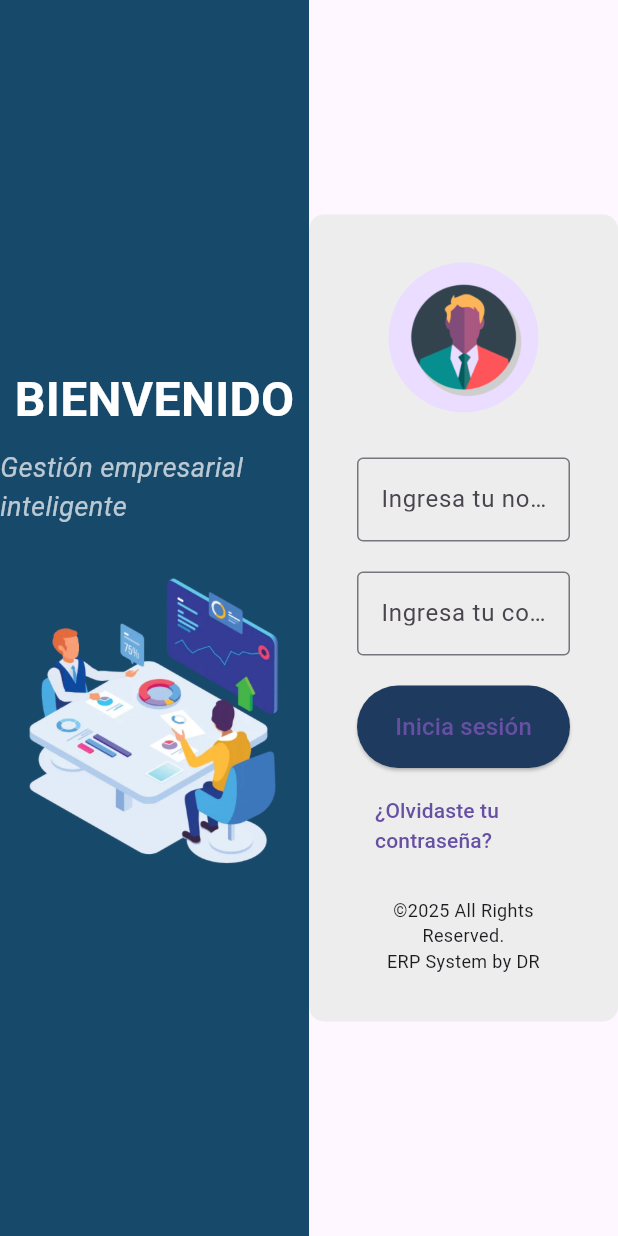
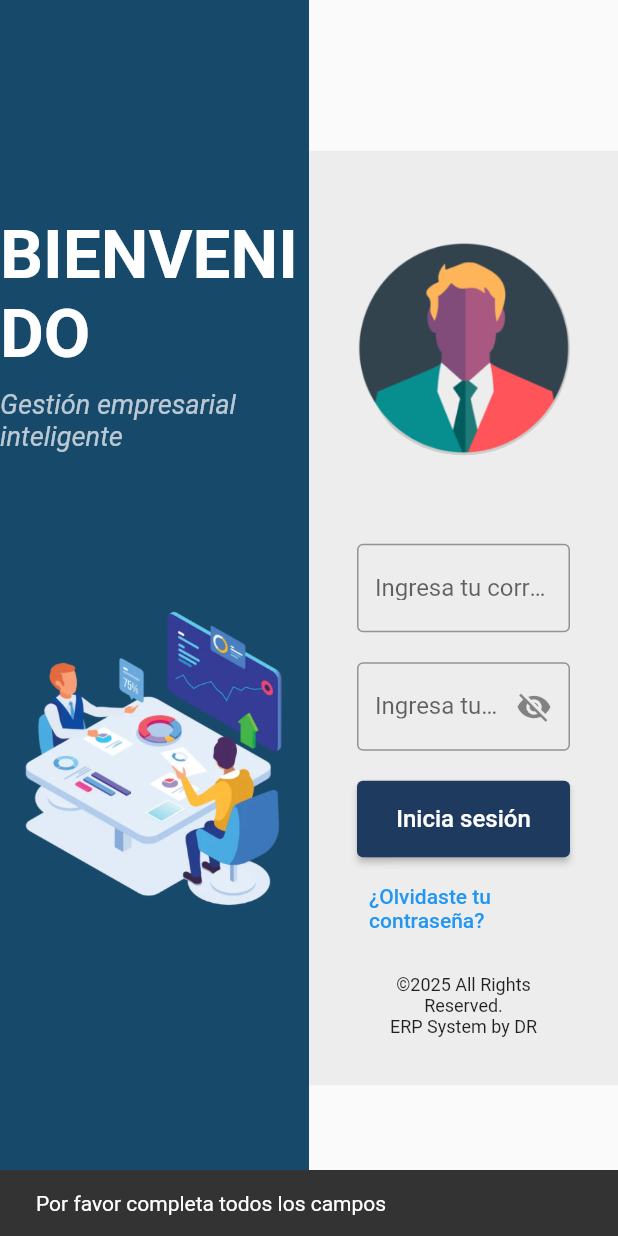
Before and after one commit to Esmeralda-Velazquez/ERP360, a Flutter app: the screen it shows after launch, after a tap on "Inicia sesión", on a phone screen of 412 x 824 dp. Run offline on Flutter 3.47's test engine with Material 3 defaults, Android fonts, the phone set to English and light mode, and no system bars; our stand-ins replace shared_preferences.

Commit message:
Login con WS

```diff
--- a/lib/LoginScreen.dart
+++ /dev/null
@@ -1,128 +0,0 @@
-import 'package:flutter/material.dart';
-
-class LoginScreen extends StatelessWidget {
-  const LoginScreen({super.key});
-
-  @override
-  Widget build(BuildContext context) {
-    return Scaffold(
-      body: Row(
-        children: [
-          // Columna izquierda
-          Expanded(
-            flex: 1,
-            child: columnLeft(),
-          ),
-
-          // Columna derecha
-          Expanded(
-            flex: 1,
-            child: Center(
-              child: columnRifth(),
-            ),
-          ),
-        ],
-      ),
-    );
-  }
-
-  Container columnRifth() {
-    return Container(
-      width: 400,
-      padding: const EdgeInsets.all(32),
-      decoration: BoxDecoration(
-        color: const Color(0xFFEDEDED),
-        borderRadius: BorderRadius.circular(10),
-      ),
-      child: Column(
-        mainAxisSize: MainAxisSize.min,
-        children: [
-          const CircleAvatar(
-            radius: 50,
-            backgroundImage: AssetImage(
-                'assets/avatar.png'), // Asegúrate de tener esta imagen
-          ),
-          const SizedBox(height: 30),
-          TextField(
-            decoration: InputDecoration(
-              labelText: 'Ingresa tu nombre de usuario',
-              border: OutlineInputBorder(),
-              hintText: 'Admin',
-            ),
-          ),
-          const SizedBox(height: 20),
-          TextField(
-            obscureText: true,
-            decoration: InputDecoration(
-              labelText: 'Ingresa tu contraseña',
-              border: OutlineInputBorder(),
-              hintText: '********',
-            ),
-          ),
-          const SizedBox(height: 20),
-          SizedBox(
-            width: double.infinity,
-            child: ElevatedButton(
-              onPressed: () {},
-              style: ElevatedButton.styleFrom(
-                padding: const EdgeInsets.symmetric(vertical: 16),
-                backgroundColor: const Color(0xFF1E3A5F),
-              ),
-              child: const Text(
-                'Inicia sesión',
-                style: TextStyle(fontSize: 16),
-              ),
-            ),
-          ),
-          const SizedBox(height: 10),
-          TextButton(
-            onPressed: () {},
-            child: const Text('¿Olvidaste tu contraseña?'),
-          ),
-          const SizedBox(height: 20),
-          const Text(
-            '©2025 All Rights Reserved.\nERP System by DR',
-            textAlign: TextAlign.center,
-            style: TextStyle(fontSize: 12),
-          ),
-        ],
-      ),
-    );
-  }
-
-  Container columnLeft() {
-    return Container(
-      color: const Color(0xFF17496B), // Azul oscuro
-      child: Center(
-        child: Column(
-          mainAxisSize: MainAxisSize.min,
-          children: [
-            const Text(
-              "BIENVENIDO",
-              style: TextStyle(
-                color: Colors.white,
-                fontSize: 32,
-                fontWeight: FontWeight.bold,
-              ),
-            ),
-            const SizedBox(height: 10),
-            const Text(
-              "Gestión empresarial inteligente",
-              style: TextStyle(
-                color: Colors.white70,
-                fontSize: 18,
-                fontStyle: FontStyle.italic,
-              ),
-            ),
-            const SizedBox(height: 30),
-            SizedBox(
-              height: 200,
-              child: Image.asset(
-                  'assets/illustration.png'), // Asegúrate de tener la imagen
-            ),
-          ],
-        ),
-      ),
-    );
-  }
-}
--- a/lib/main.dart
+++ b/lib/main.dart
@@ -1,8 +1,21 @@
 import 'package:flutter/material.dart';
-import 'package:erpraf/LoginScreen.dart';
+import 'package:provider/provider.dart';
+import 'package:shared_preferences/shared_preferences.dart';
+
+import 'package:erpraf/controllers/AuthProvider.dart';
+import 'package:erpraf/views/LoginScreen.dart';
+import 'package:erpraf/views/HomeScreen.dart'; // 👈 Asegúrate de importar
+// Puedes crear una pantalla temporal tipo splash si gustas
 
 void main() {
-  runApp(const MyApp());
+  runApp(
+    MultiProvider(
+      providers: [
+        ChangeNotifierProvider(create: (_) => AuthProvider()),
+      ],
+      child: const MyApp(),
+    ),
+  );
 }
 
 class MyApp extends StatelessWidget {
@@ -12,11 +25,43 @@ class MyApp extends StatelessWidget {
   Widget build(BuildContext context) {
     return MaterialApp(
       debugShowCheckedModeBanner: false,
-      title: 'Flutter Demo',
+      title: 'ERP RAF',
       theme: ThemeData(
-        useMaterial3: true,
+        useMaterial3: false,
       ),
-      home: const LoginScreen(),
+      home: const SessionChecker(),
     );
   }
 }
+
+// 🔍 Verifica si hay sesión activa
+class SessionChecker extends StatefulWidget {
+  const SessionChecker({super.key});
+
+  @override
+  State<SessionChecker> createState() => _SessionCheckerState();
+}
+
+class _SessionCheckerState extends State<SessionChecker> {
+  late Widget _screen = const Scaffold(body: Center(child: CircularProgressIndicator()));
+
+  @override
+  void initState() {
+    super.initState();
+    _checkSession();
+  }
+
+  Future<void> _checkSession() async {
+    final prefs = await SharedPreferences.getInstance();
+    final isLoggedIn = prefs.getBool('isLoggedIn') ?? false;
+
+    setState(() {
+      _screen = isLoggedIn ? const HomeScreen() : const LoginScreen();
+    });
+  }
+
+  @override
+  Widget build(BuildContext context) {
+    return _screen;
+  }
+}
--- /dev/null
+++ b/lib/models/LoginRequest.dart
@@ -0,0 +1,11 @@
+class LoginRequest {
+  final String email;
+  final String password;
+
+  LoginRequest({required this.email, required this.password});
+
+  Map<String, dynamic> toJson() => {
+        'email': email,
+        'password': password,
+      };
+}
--- /dev/null
+++ b/lib/views/LoginScreen.dart
@@ -0,0 +1,168 @@
+import 'package:erpraf/controllers/AuthProvider.dart';
+import 'package:flutter/material.dart';
+import 'package:provider/provider.dart';
+import 'package:erpraf/views/HomeScreen.dart';
+import 'package:erpraf/widgets/PasswordFile.dart';
+import 'package:shared_preferences/shared_preferences.dart';
+
+class LoginScreen extends StatefulWidget {
+  const LoginScreen({super.key});
+
+  @override
+  State<LoginScreen> createState() => _LoginScreenState();
+}
+
+class _LoginScreenState extends State<LoginScreen> {
+  final TextEditingController _emailController = TextEditingController();
+  final TextEditingController _passwordController = TextEditingController();
+  bool _isLoading = false;
+
+  @override
+  Widget build(BuildContext context) {
+    return Scaffold(
+      body: Row(
+        children: [
+          Expanded(flex: 1, child: columnLeft()),
+          Expanded(flex: 1, child: Center(child: columnRight(context))),
+        ],
+      ),
+    );
+  }
+
+  Widget columnRight(BuildContext context) {
+    return Container(
+      width: 400,
+      padding: const EdgeInsets.all(32),
+      decoration: BoxDecoration(
+        color: const Color(0xFFEDEDED),
+        borderRadius: BorderRadius.circular(0),
+      ),
+      child: Column(
+        mainAxisSize: MainAxisSize.min,
+        children: [
+          const CircleAvatar(
+            radius: 100,
+            backgroundColor: Colors.transparent,
+            backgroundImage: AssetImage('assets/avatar.png'),
+          ),
+          const SizedBox(height: 30),
+          TextField(
+            controller: _emailController,
+            decoration: const InputDecoration(
+              labelText: 'Ingresa tu correo electronico',
+              border: OutlineInputBorder(),
+              hintText: 'ejemplo@erp.com',
+            ),
+          ),
+          const SizedBox(height: 20),
+          PasswordField(controller: _passwordController),
+          const SizedBox(height: 20),
+          SizedBox(
+            width: double.infinity,
+            child: ElevatedButton(
+              onPressed: _isLoading
+                  ? null
+                  : () {
+                      // Usa el context directamente del widget padre, no de esta función
+                      _login();
+                    },
+              style: ElevatedButton.styleFrom(
+                padding: const EdgeInsets.symmetric(vertical: 16),
+                backgroundColor: const Color(0xFF1E3A5F),
+              ),
+              child: _isLoading
+                  ? const CircularProgressIndicator(color: Colors.white)
+                  : const Text(
+                      'Inicia sesión',
+                      style: TextStyle(fontSize: 16),
+                    ),
+            ),
+          ),
+          const SizedBox(height: 10),
+          TextButton(
+            onPressed: () {},
+            child: const Text('¿Olvidaste tu contraseña?'),
+          ),
+          const SizedBox(height: 20),
+          const Text(
+            '©2025 All Rights Reserved.\nERP System by DR',
+            textAlign: TextAlign.center,
+            style: TextStyle(fontSize: 12),
+          ),
+        ],
+      ),
+    );
+  }
+
+  Widget columnLeft() {
+    return Container(
+      color: const Color(0xFF17496B),
+      child: Center(
+        child: Column(
+          mainAxisSize: MainAxisSize.min,
+          children: [
+            const Text(
+              "BIENVENIDO",
+              style: TextStyle(
+                  color: Colors.white,
+                  fontSize: 45,
+                  fontWeight: FontWeight.bold),
+            ),
+            const SizedBox(height: 10),
+            const Text(
+              "Gestión empresarial inteligente",
+              style: TextStyle(
+                  color: Colors.white70,
+                  fontSize: 18,
+                  fontStyle: FontStyle.italic),
+            ),
+            const SizedBox(height: 30),
+            SizedBox(
+              height: 350,
+              child: Image.asset('assets/illustration.png'),
+            ),
+          ],
+        ),
+      ),
+    );
+  }
+
+Future<void> _login() async {
+  final email = _emailController.text.trim();
+  final password = _passwordController.text.trim();
+
+  if (email.isEmpty || password.isEmpty) {
+    ScaffoldMessenger.of(context).showSnackBar(
+      const SnackBar(content: Text('Por favor completa todos los campos')),
+    );
+    return;
+  }
+
+  setState(() => _isLoading = true);
+
+  try {
+    final authService = Provider.of<AuthProvider>(context, listen: false);
+    await authService.login(email, password);
+
+    // 🔒 Guarda sesión
+    final prefs = await SharedPreferences.getInstance();
+    await prefs.setBool('isLoggedIn', true);
+    await prefs.setString('userEmail', email); // Opcional
+
+    ScaffoldMessenger.of(context).showSnackBar(
+      const SnackBar(content: Text('Inicio de sesión exitoso')),
+    );
+
+    Navigator.pushReplacement(
+      context,
+      MaterialPageRoute(builder: (_) => const HomeScreen()),
+    );
+  } catch (e) {
+    ScaffoldMessenger.of(context).showSnackBar(
+      SnackBar(content: Text('Error al iniciar sesión: $e')),
+    );
+  } finally {
+    setState(() => _isLoading = false);
+  }
+}
+}
--- /dev/null
+++ b/lib/widgets/PasswordFile.dart
@@ -0,0 +1,37 @@
+import 'package:flutter/material.dart';
+
+class PasswordField extends StatefulWidget {
+  final TextEditingController controller;
+
+  const PasswordField({super.key, required this.controller});
+
+  @override
+  State<PasswordField> createState() => _PasswordFieldState();
+}
+
+class _PasswordFieldState extends State<PasswordField> {
+  bool _obscureText = true;
+
+  void _togglePasswordView() {
+    setState(() => _obscureText = !_obscureText);
+  }
+
+  @override
+  Widget build(BuildContext context) {
+    return TextField(
+      controller: widget.controller,
+      obscureText: _obscureText,
+      decoration: InputDecoration(
+        labelText: 'Ingresa tu contraseña',
+        hintText: '********',
+        border: const OutlineInputBorder(),
+        suffixIcon: IconButton(
+          icon: Icon(
+            _obscureText ? Icons.visibility_off : Icons.visibility,
+          ),
+          onPressed: _togglePasswordView,
+        ),
+      ),
+    );
+  }
+}
--- a/pubspec.yaml
+++ b/pubspec.yaml
@@ -30,6 +30,9 @@ environment:
 dependencies:
   flutter:
     sdk: flutter
+  http: ^1.4.0
+  shared_preferences: ^2.5.3
+  provider: ^6.0.5
 
 
   # The following adds the Cupertino Icons font to your application.
```
Also changed, not shown: lib/controllers/AuthProvider.dart (added, +44 -0 lines), lib/models/LoginResponse.dart (added, +19 -0 lines), lib/views/HomeScreen.dart (added, +109 -0 lines), lib/widgets/buttonMenu.dart (added, +37 -0 lines), pubspec.lock, 1 other file.
